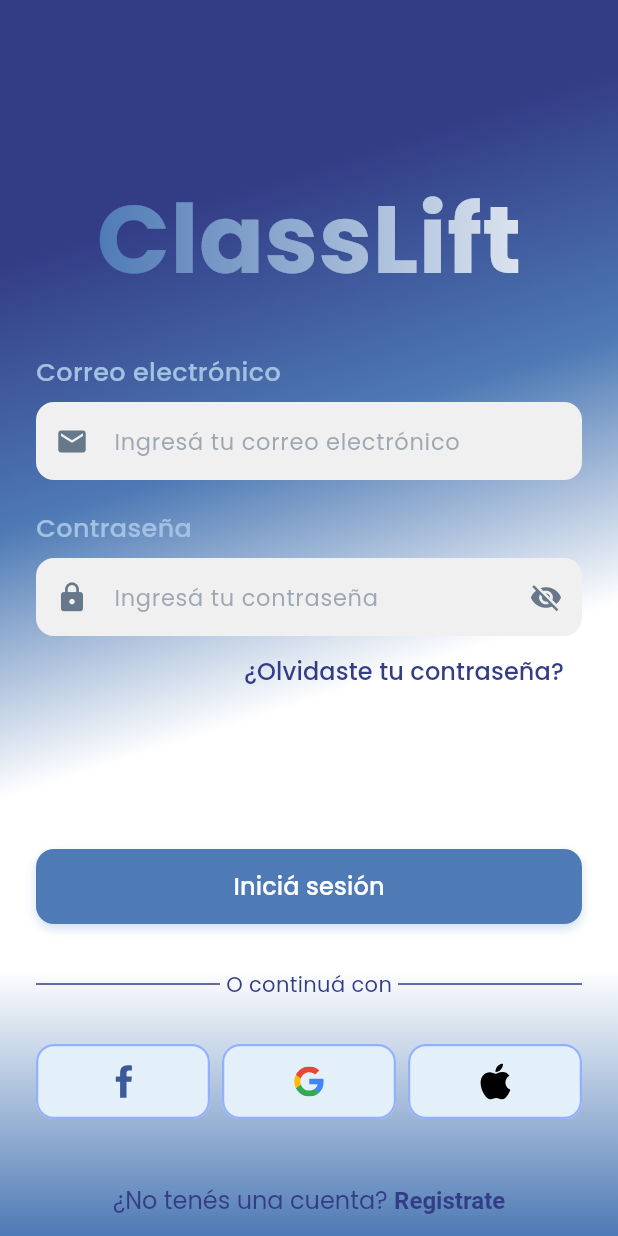
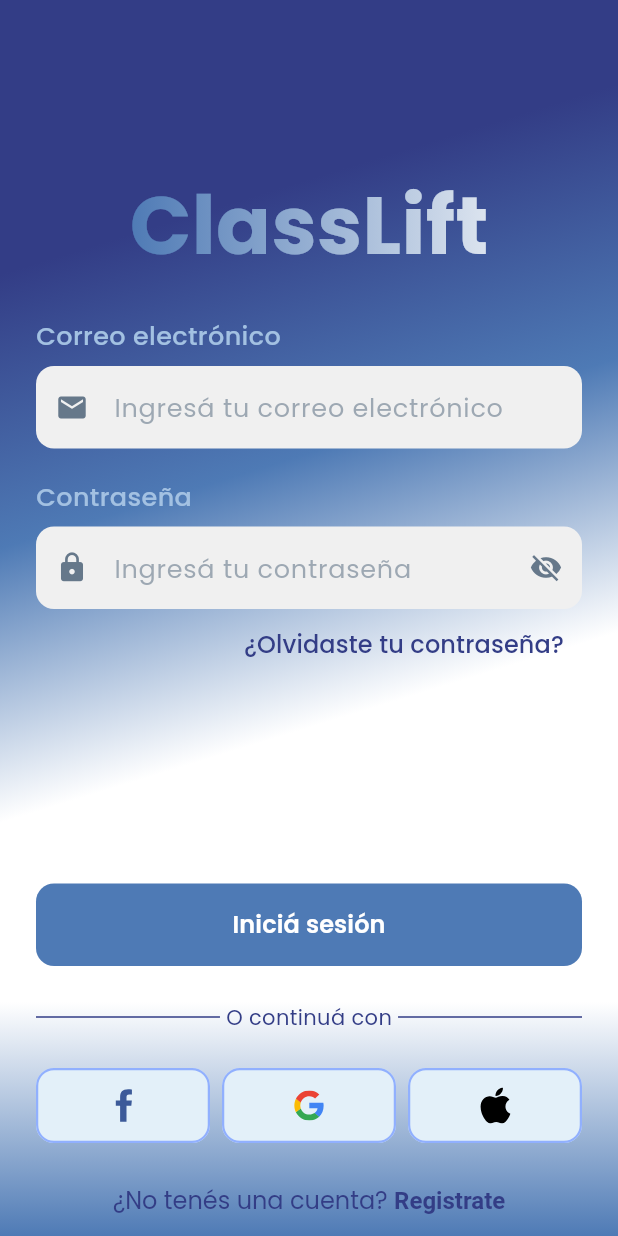
Before and after one commit to enriquepitta/classlift, a Flutter app: the screen it shows after launch, on a phone screen of 412 x 824 dp. Run offline on Flutter 3.47's test engine with Material 3 defaults, Android fonts, the phone set to English and light mode, and no system bars; our stand-ins replace file_picker, firebase_auth, firebase_core, flutter_keyboard_visibility, flutter_svg, go_router and 3 more; missing offline and left inert: excel; accounts and stored records are empty.

Commit message:
Refactor y responsividad

```diff
--- a/lib/screens/login/login_screen.dart
+++ b/lib/screens/login/login_screen.dart
@@ -68,7 +68,7 @@ class _LoginScreenState extends State<LoginScreen> with SingleTickerProviderStat
                           child: AnimatedPadding(
                             duration: const Duration(milliseconds: 500),
                             curve: Curves.easeInOut,
-                            padding: EdgeInsets.only(top: topPadding),
+                            padding: const EdgeInsets.only(top: 0.0),
                             child: Column(
                               mainAxisSize: MainAxisSize.min,
                               children: [
@@ -79,7 +79,7 @@ class _LoginScreenState extends State<LoginScreen> with SingleTickerProviderStat
                                 ),
                                 SizedBox(
                                   // Usa espaciado predefinido grande
-                                  height: ResponsiveUtils.spacing(context, 'lg'),
+                                  height: ResponsiveUtils.spacing(context, 'md'),
                                 ),
                                 ValueListenableBuilder<bool>(
                                   valueListenable: _controller.isRegisteringNotifier,
--- a/lib/screens/login/utils/error_bottom_sheet.dart
+++ b/lib/screens/login/utils/error_bottom_sheet.dart
@@ -115,14 +115,14 @@ void showErrorBottomSheet(BuildContext context, String errorMessage) {
                                 GestureDetector(
                                   onTap: () => Navigator.of(context).pop(),
                                   child: Container(
-                                    padding: const EdgeInsets.all(4),
+                                    padding: const EdgeInsets.all(5),
                                     decoration: BoxDecoration(
                                       color: secondaryBlue.withOpacity(0.15),
-                                      borderRadius: BorderRadius.circular(12),
+                                      borderRadius: BorderRadius.circular(50),
                                     ),
                                     child: Icon(
                                       CupertinoIcons.xmark,
-                                      size: iconSize - 2,
+                                      size: iconSize - 4,
                                       color: primaryBlue,
                                     ),
                                   ),
@@ -215,15 +215,14 @@ void showErrorBottomSheet(BuildContext context, String errorMessage) {
                               top: false,
                               child: Padding(
                                 padding: EdgeInsets.only(bottom: hasHomeIndicator ? 0 : 2),
-                                child: ResponsiveActionButton(
+                                child: PrimaryButton(
                                   onPressed: () => Navigator.of(context).pop(),
                                   isLoading: false,
                                   text: 'Entendí',
                                   backgroundColor: secondaryBlue,
                                   textColor: white,
-                                  borderRadius: ResponsiveUtils.borderRadius(context, 'md'),
                                   adaptToParent: false,
-                                  enableShadow: true,
+                                  enableShadow: false,
                                   shadowColor: secondaryBlue.withOpacity(0.8),
                                 ),
                               ),
--- a/lib/screens/login/widgets/bottom_navigation.dart
+++ b/lib/screens/login/widgets/bottom_navigation.dart
@@ -21,7 +21,22 @@ class _BottomNavigationState extends State<BottomNavigation> {
     final bottomSectionPadding = ResponsiveUtils.padding(context, 'screen');
 
     // Para espaciados verticales entre elementos utilizamos el método spacing
-    final verticalSpacing = ResponsiveUtils.spacing(context, 'lg');
+    final double verticalSpacing = ResponsiveUtils.spacing(context, 'md');
+
+    // Detectamos si el dispositivo tiene zona segura inferior
+    final bool hasBottomSafeArea = MediaQuery.of(context).viewPadding.bottom > 0;
+
+    // Ajustamos el espaciado final según si tiene o no zona segura
+    final double bottomSpacing = hasBottomSafeArea
+        ? verticalSpacing  // Reducimos el espaciado si ya tiene safe area
+        : 0.0;       // Mantenemos el espaciado normal si no tiene safe area
+
+    // También podríamos usar el método propuesto
+    // final double bottomSpacing = ResponsiveUtils.getBottomSafeSpacing(
+    //   context,
+    //   withSafeArea: verticalSpacing * 0.5,
+    //   withoutSafeArea: verticalSpacing
+    // );
 
     return Container(
       decoration: const BoxDecoration(
@@ -31,7 +46,6 @@ class _BottomNavigationState extends State<BottomNavigation> {
           colors: [Color(0xFFFFFFFF), Color(0xFF4E7AB5)],
         ),
       ),
-      child: SafeArea(
       child: Padding(
         padding: EdgeInsets.symmetric(horizontal: bottomSectionPadding),
         child: Column(
@@ -51,7 +65,7 @@ class _BottomNavigationState extends State<BottomNavigation> {
               onFacebookPressed: () => print("Facebook"),
               onApplePressed: () => print("Apple"),
             ),
-              SizedBox(height: verticalSpacing),
+            SizedBox(height: verticalSpacing - 10),
             TextButton(
               onPressed: () {
                 controller.isRegisteringNotifier.value = !controller.isRegisteringNotifier.value;
@@ -65,7 +79,7 @@ class _BottomNavigationState extends State<BottomNavigation> {
                       style: TextStyle(
                         color: const Color(0xFF333D86),
                         // Utilizamos fontStyle para textos
-                          fontSize: ResponsiveUtils.fontStyle(context, 'body'),
+                        fontSize: ResponsiveUtils.fontStyle(context, 'button'),
                         fontFamily: 'Poppins',
                       ),
                       children: [
@@ -79,8 +93,9 @@ class _BottomNavigationState extends State<BottomNavigation> {
                 },
               ),
             ),
+            // Espaciado adaptativo al final según el tipo de dispositivo
+            SizedBox(height: bottomSpacing),
           ],
-          ),
         ),
       ),
     );
--- a/lib/screens/login/widgets/bottom_section.dart
+++ b/lib/screens/login/widgets/bottom_section.dart
@@ -1,3 +1,4 @@
+import 'package:classlift/utils/classlift_colors.dart';
 import 'package:classlift/utils/responsive_utils.dart';
 import 'package:classlift/widgets/primary_action_button.dart';
 import 'package:flutter/material.dart';
@@ -20,15 +21,15 @@ class _BottomSectionState extends State<BottomSection> {
     // Utilizamos valores predefinidos para el espaciado
     // Si el teclado está visible, usamos un espaciado más pequeño
     final bottomPadding = controller.isKeyboardVisible
-        ? ResponsiveUtils.spacing(context, 'sm')
-        : ResponsiveUtils.spacing(context, 'lg');
+        ? ResponsiveUtils.spacing(context, 'xs')
+        : ResponsiveUtils.spacing(context, 'md');
 
     return AnimatedContainer(
       duration: const Duration(milliseconds: 300),
       curve: Curves.easeOutCubic,
       // Espaciado superior constante usando el método spacing
       padding: EdgeInsets.only(
-        top: ResponsiveUtils.spacing(context, 'lg'),
+        top: ResponsiveUtils.spacing(context, 'md'),
         bottom: bottomPadding,
       ),
       child: Column(
@@ -37,13 +38,14 @@ class _BottomSectionState extends State<BottomSection> {
           ValueListenableBuilder<bool>(
             valueListenable: controller.isRegisteringNotifier,
             builder: (context, isRegistering, _) {
-              return ResponsiveActionButton(
+              return PrimaryButton(
                 onPressed: () => controller.handleAuthAction(
                         (loading) => setState(() => controller.isLoading = loading)
                 ),
                 isLoading: controller.isLoading,
                 text: isRegistering ? 'Regístrate' : 'Iniciá sesión',
                 backgroundColor: const Color(0xFF4E7AB5),
+
               );
             },
           ),
--- a/lib/utils/responsive_utils.dart
+++ b/lib/utils/responsive_utils.dart
@@ -12,13 +12,13 @@ class ResponsiveUtils {
 
   // Fuentes predefinidas
   static const Map<String, Map<String, double>> _fontSizes = {
-    'title': {'small': 32, 'medium': 64, 'large': 64},
+    'title': {'small': 32, 'medium': 54, 'large': 54},
     'heading': {'small': 24, 'medium': 28, 'large': 32},
     'subheading': {'small': 18, 'medium': 20, 'large': 22},
     'body': {'small': 14, 'medium': 16, 'large': 18},
     'caption': {'small': 12, 'medium': 13, 'large': 14},
     'button': {'small': 14, 'medium': 16, 'large': 17},
-    'input': {'small': 14, 'medium': 16, 'large': 18},
+    'input': {'small': 14, 'medium': 18, 'large': 16},
     'label': {'small': 16, 'medium': 17, 'large': 18}, // Añadido para labels de TextfieldLabel
   };
 
@@ -28,8 +28,8 @@ class ResponsiveUtils {
     'xs': {'small': 4, 'medium': 8, 'large': 10},
     'sm': {'small': 8, 'medium': 12, 'large': 16},
     'dm': {'small': 10, 'medium': 20, 'large': 20},
-    'md': {'small': 16, 'medium': 24, 'large': 32},
-    'lg': {'small': 24, 'medium': 30, 'large': 40},
+    'md': {'small': 16, 'medium': 24, 'large': 26},
+    'lg': {'small': 24, 'medium': 30, 'large': 30},
     'xl': {'small': 32, 'medium': 40, 'large': 48},
     'xxl': {'small': 40, 'medium': 48, 'large': 56},
   };
@@ -93,11 +93,11 @@ class ResponsiveUtils {
 
   static bool isMediumPlusScreen(BuildContext context) {
     final width = MediaQuery.of(context).size.width;
-    return width > kMediumScreenWidth && width <= kMediumPlusScreenWidth;
+    return width > kMediumScreenWidth && width < kMediumPlusScreenWidth;
   }
 
   static bool isLargeScreen(BuildContext context) {
-    return MediaQuery.of(context).size.width > kMediumPlusScreenWidth;
+    return MediaQuery.of(context).size.width >= kMediumPlusScreenWidth;
   }
 
   /// Obtener el tamaño de pantalla actual como string
@@ -213,4 +213,20 @@ class ResponsiveUtils {
     return "Dispositivo: $deviceType, Dimensiones: ${width.toInt()}x${height.toInt()} pt, "
         "Ratio: ${ratio.toStringAsFixed(2)}, Escala: ${pixelRatio.toStringAsFixed(1)}x";
   }
+
+  // Método para agregar a ResponsiveUtils
+  static bool hasBottomSafeArea(BuildContext context) {
+    final bottomPadding = MediaQuery.of(context).viewPadding.bottom;
+    return bottomPadding > 0;
+  }
+
+  // Método para obtener el espaciado óptimo según el dispositivo
+  static double getBottomSafeSpacing(BuildContext context, {
+    double withSafeArea = 0.0,  // Espaciado para dispositivos con notch/home indicator
+    double withoutSafeArea = 8.0,  // Espaciado para dispositivos sin notch/home indicator
+  }) {
+    return hasBottomSafeArea(context) ? withSafeArea : withoutSafeArea;
+  }
+
+
 }
--- a/lib/widgets/primary_action_button.dart
+++ b/lib/widgets/primary_action_button.dart
@@ -1,117 +1,132 @@
 import 'package:flutter/material.dart';
-import 'package:lottie/lottie.dart';
+import 'package:classlift/utils/responsive_utils.dart';
+import 'package:classlift/utils/classlift_colors.dart';
 
-class ResponsiveActionButton extends StatelessWidget {
+class PrimaryButton extends StatelessWidget {
   final VoidCallback onPressed;
+  final String text;
   final bool isLoading;
-  final String text;
-  final Widget? icon;
+  final Color? backgroundColor;
+  final Color? textColor;
+  final double? borderRadius;
   final bool adaptToParent;
-
-  // Colores y estilos personalizables
-  final Color backgroundColor;
-  final Color textColor;
-  final double borderRadius;
-
-  // Control de sombra con un booleano
+  final EdgeInsets? padding;
   final bool enableShadow;
   final Color? shadowColor;
+  final double? minWidth;
+  final double? minHeight;
+  final Widget? leadingIcon;
+  final Widget? trailingIcon;
 
-  const ResponsiveActionButton({
-    super.key,
+  const PrimaryButton({
+    Key? key,
     required this.onPressed,
-    required this.isLoading,
     required this.text,
-    this.icon,
+    this.isLoading = false,
+    this.backgroundColor,
+    this.textColor,
+    this.borderRadius,
     this.adaptToParent = true,
-    this.backgroundColor = const Color(0xFF4E7AB5),
-    this.textColor = Colors.white,
-    this.borderRadius = 12.0,
-    this.enableShadow = true,
+    this.padding,
+    this.enableShadow = false,
     this.shadowColor,
-  });
+    this.minWidth,
+    this.minHeight,
+    this.leadingIcon,
+    this.trailingIcon,
+  }) : super(key: key);
 
   @override
   Widget build(BuildContext context) {
-    // Usar MediaQuery para obtener información sobre el dispositivo
-    final screenSize = MediaQuery.of(context).size;
-    final isSmallDevice = screenSize.width < 360;
-    final isLargeDevice = screenSize.width > 600;
+    // Colores predeterminados desde el tema de ClassLift
+    final Color bgColor = backgroundColor ?? ClassliftColors.PrimaryColor;
+    final Color txtColor = textColor ?? ClassliftColors.White;
+    final Color btnShadowColor = shadowColor ?? bgColor.withOpacity(0.4);
 
-    return adaptToParent
-        ? _buildWithLayoutBuilder(context, isSmallDevice, isLargeDevice)
-        : _buildWithMediaQuery(context, isSmallDevice, isLargeDevice);
-  }
+    // Valores responsivos para los diversos elementos
+    final double btnBorderRadius = borderRadius ?? ResponsiveUtils.borderRadius(context, 'md');
+    final double btnFontSize = ResponsiveUtils.fontStyle(context, 'button');
+    final double btnHeight = minHeight ?? ResponsiveUtils.getAdaptiveSize(
+      context,
+      small: 44.0,
+      medium: 55.0,
+      large: 55.0,
+    );
 
-  Widget _buildWithLayoutBuilder(BuildContext context, bool isSmallDevice, bool isLargeDevice) {
-    return LayoutBuilder(
-        builder: (context, constraints) {
-          // Ajustar basado en el espacio disponible en el padre
-          final buttonHeight = constraints.maxWidth < 200 ? 40.0 :
-          constraints.maxWidth < 300 ? 45.0 :
-          constraints.maxWidth < 600 ? 50.0 : 55.0;
+    // Padding interno responsivo
+    final EdgeInsets btnPadding = padding ?? EdgeInsets.symmetric(
+      horizontal: ResponsiveUtils.padding(context, 'element'),
+      vertical: ResponsiveUtils.spacing(context, 'xs'),
+    );
 
-          final fontSize = constraints.maxWidth < 200 ? 14.0 :
-          constraints.maxWidth < 300 ? 15.0 :
-          constraints.maxWidth < 600 ? 16.0 : 17.0;
+    // Espacio entre iconos y texto
+    final double iconSpacing = ResponsiveUtils.spacing(context, 'xs');
 
-          final buttonWidth = constraints.maxWidth;
+    // Tamaño responsivo del spinner de carga
+    final double loaderSize = ResponsiveUtils.iconSize(context, 'sm');
 
-          return _buildButton(buttonWidth, buttonHeight, fontSize);
-        }
-    );
-  }
+    // Elevación basada en si el sombreado está habilitado
+    final double elevation = enableShadow ? 4.0 : 0.0;
 
-  Widget _buildWithMediaQuery(BuildContext context, bool isSmallDevice, bool isLargeDevice) {
-    // Ajustar basado en el tamaño de la pantalla
-    final buttonHeight = isSmallDevice ? 45.0 : isLargeDevice ? 55.0 : 50.0;
-    final fontSize = isSmallDevice ? 15.0 : isLargeDevice ? 17.0 : 16.0;
-
-    return _buildButton(double.infinity, buttonHeight, fontSize);
-  }
-
-  Widget _buildButton(double width, double height, double fontSize) {
-    // Definir la sombra predeterminada
-    final defaultShadowColor = shadowColor ?? const Color(0xFFA3C1E2);
+    // Fuente para el texto del botón
+    final FontWeight fontWeight = ResponsiveUtils.fontWeight(context, 'semibold');
 
     return Container(
-      decoration: BoxDecoration(
-        color: backgroundColor,
-        borderRadius: BorderRadius.circular(borderRadius),
-        // Aplicar sombra solo si enableShadow es true
-        boxShadow: enableShadow
-            ? [
+      width: double.infinity,
+      height: btnHeight,
+      decoration: enableShadow ? BoxDecoration(
+        borderRadius: BorderRadius.circular(btnBorderRadius),
+        boxShadow: [
           BoxShadow(
-            color: defaultShadowColor.withOpacity(0.5),
-            offset: const Offset(0, 3),
-            blurRadius: 5,
+            color: btnShadowColor,
+            blurRadius: 8,
+            offset: const Offset(0, 4),
           ),
-        ]
-            : null,
-      ),
+        ],
+      ) : null,
       child: ElevatedButton(
-        onPressed: onPressed,
+        onPressed: isLoading ? null : onPressed,
         style: ElevatedButton.styleFrom(
-          minimumSize: Size(width, height),
-          backgroundColor: Colors.transparent,
-          foregroundColor: textColor,
-          elevation: 0,
-          padding: const EdgeInsets.symmetric(horizontal: 16),
+          backgroundColor: bgColor,
+          foregroundColor: txtColor,
+          disabledBackgroundColor: bgColor.withOpacity(0.7),
+          disabledForegroundColor: txtColor.withOpacity(0.7),
+          padding: btnPadding,
+          elevation: elevation,
+          shadowColor: enableShadow ? btnShadowColor : Colors.transparent,
+          shape: RoundedRectangleBorder(
+            borderRadius: BorderRadius.circular(btnBorderRadius),
+          ),
+          minimumSize: Size(0, btnHeight),
         ),
         child: isLoading
-            ? Lottie.asset('assets/lottie/spinner_4.json', width: 30, height: 30)
+            ? SizedBox(
+          width: loaderSize,
+          height: loaderSize,
+          child: CircularProgressIndicator(
+            strokeWidth: 2.5,
+            valueColor: AlwaysStoppedAnimation<Color>(txtColor),
+          ),
+        )
             : Row(
+          mainAxisSize: adaptToParent ? MainAxisSize.max : MainAxisSize.min,
           mainAxisAlignment: MainAxisAlignment.center,
-          mainAxisSize: MainAxisSize.min,
           children: [
-            if (icon != null) ...[
-              icon!,
-              const SizedBox(width: 8),
+            if (leadingIcon != null) ...[
+              leadingIcon!,
+              SizedBox(width: iconSpacing),
             ],
             Text(
               text,
-              style: TextStyle(fontSize: fontSize),
+              style: TextStyle(
+                fontSize: btnFontSize,
+                fontWeight: fontWeight,
+              ),
             ),
+            if (trailingIcon != null) ...[
+              SizedBox(width: iconSpacing),
+              trailingIcon!,
+            ],
           ],
         ),
       ),
```
Lines whose indentation alone changed are shown as unchanged.
